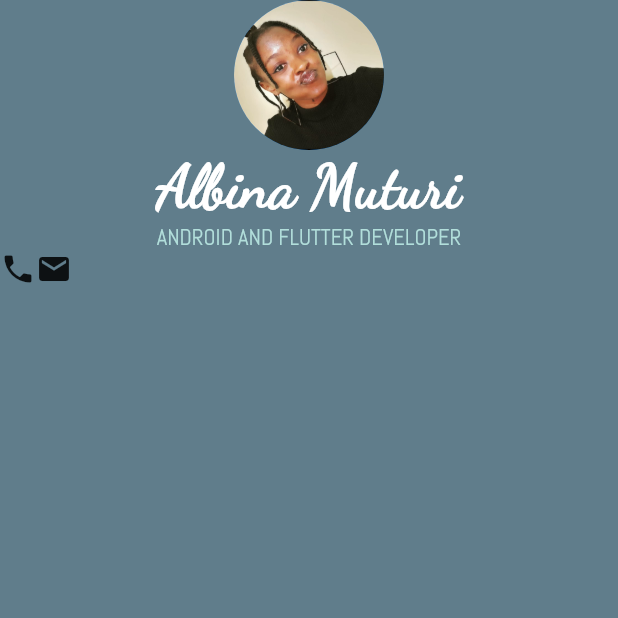
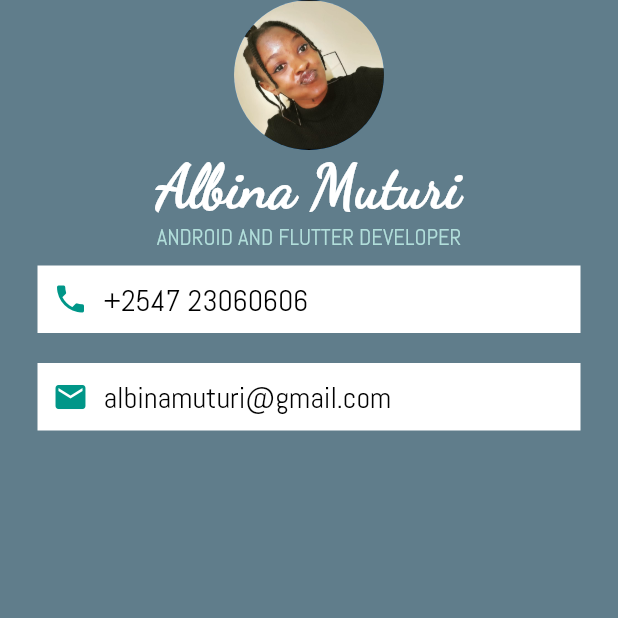
Before and after one commit to NyawiraMuturi/MyCard, a Flutter app: the screen it shows after launch, on a phone screen of 412 x 824 dp, the top half of it. Run offline on Flutter 3.47's test engine with Material 2 defaults, Android fonts, the phone set to English and light mode, and no system bars.

Commit message:
add email section

```diff
--- a/lib/main.dart
+++ b/lib/main.dart
@@ -35,14 +35,50 @@ class MyApp extends StatelessWidget {
                 ),
               ),
               Container (
+                color: Colors.white,
+                margin: EdgeInsets.symmetric(vertical: 10.0, horizontal: 25.0),
+                padding: EdgeInsets.all(10.0),
                 child: Row(
                   children: <Widget>[
                     Icon(
                       Icons.phone,
+                      color: Colors.teal,
                     ),
+                    SizedBox(
+                      width: 10.0,
+                    ),
+                    Text (
+                        '+2547 23060606',
+                      style: TextStyle(
+                        color: Colors.black,
+                        fontSize: 20.0,
+                        fontFamily: 'Abel'
+                      ),
+                    ),
+                  ],
+                ),
+              ),
+              Container (
+                color: Colors.white,
+                margin: EdgeInsets.symmetric(vertical: 10.0, horizontal: 25.0),
+                padding: EdgeInsets.all(10.0),
+                child: Row(
+                  children: <Widget>[
                     Icon(
                       Icons.email,
-                    )
+                      color: Colors.teal,
+                    ),
+                    SizedBox(
+                      width: 10.0,
+                    ),
+                    Text (
+                      'albinamuturi@gmail.com',
+                      style: TextStyle(
+                          color: Colors.black,
+                          fontSize: 20.0,
+                          fontFamily: 'Abel'
+                      ),
+                    ),
                   ],
                 ),
               ),
```
